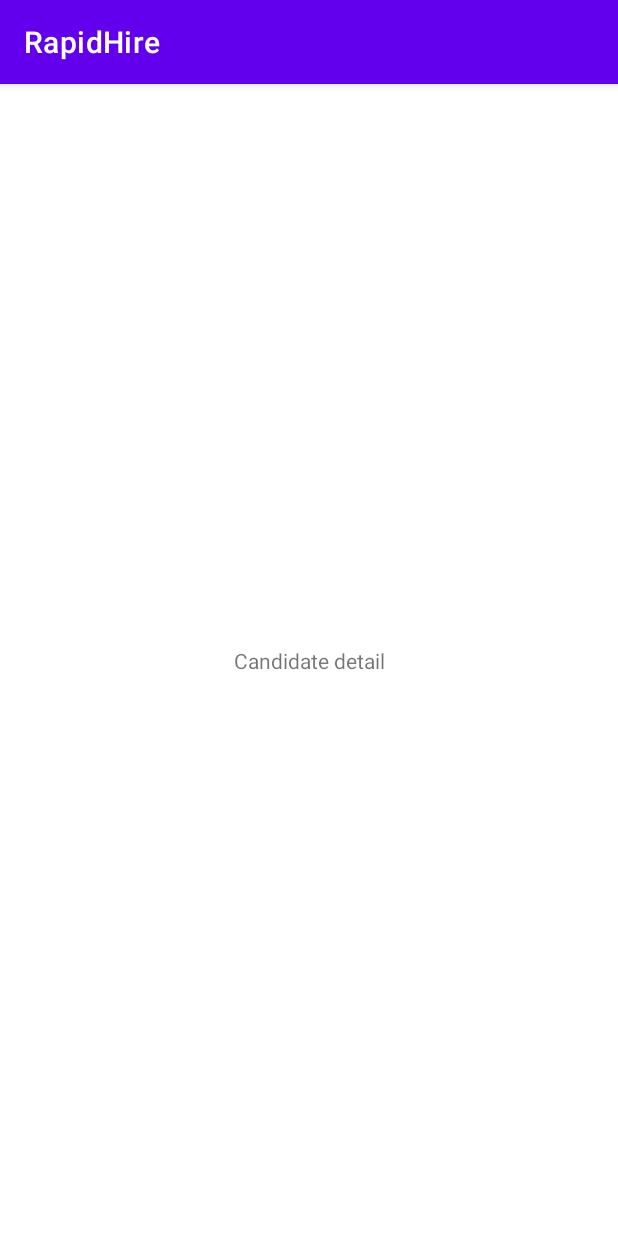
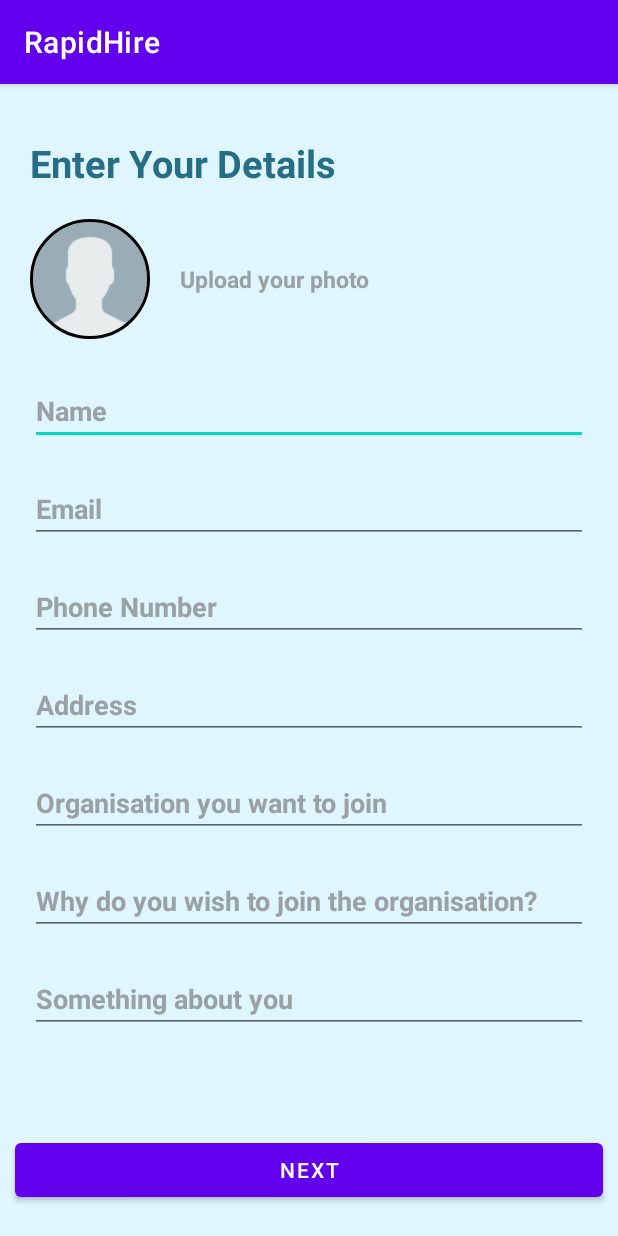
Before and after one commit to DSC-JSS-NOIDA/RapidHire, an Android app: the CandidateDetailActivity screen opened directly, with no data from a screen before it, on a phone screen of 412 x 824 dp. Run offline under Robolectric (Android 15) with nearby library versions, the phone set to English and light mode, and no system bars; our stand-ins replace CircleImageView.

Commit message:
CandidateDetailActivity

```diff
--- a/app/build.gradle
+++ b/app/build.gradle
@@ -51,4 +51,6 @@ dependencies {
     implementation("androidx.navigation:navigation-fragment-ktx:2.5.2")
     implementation("androidx.navigation:navigation-ui-ktx:2.5.2")
     implementation "androidx.cardview:cardview:1.0.0"
+
+    implementation 'de.hdodenhof:circleimageview:3.1.0'
 }
--- a/app/src/main/res/layout/activity_candidate_detail.xml
+++ b/app/src/main/res/layout/activity_candidate_detail.xml
@@ -1,17 +1,164 @@
 <?xml version="1.0" encoding="utf-8"?>
-<androidx.constraintlayout.widget.ConstraintLayout xmlns:android="http://schemas.android.com/apk/res/android"
+<RelativeLayout xmlns:android="http://schemas.android.com/apk/res/android"
     xmlns:app="http://schemas.android.com/apk/res-auto"
     xmlns:tools="http://schemas.android.com/tools"
     android:layout_width="match_parent"
     android:layout_height="match_parent"
-    tools:context=".activites.CandidateDetailActivity">
+    tools:context=".activites.CandidateDetailActivity"
+    android:background="#DFF6FF"
+    android:orientation="vertical">
 
-    <TextView
-        android:layout_width="wrap_content"
+
+    <LinearLayout
+        android:layout_width="match_parent"
         android:layout_height="wrap_content"
-        android:text="Candidate detail"
-        app:layout_constraintBottom_toBottomOf="parent"
-        app:layout_constraintEnd_toEndOf="parent"
-        app:layout_constraintStart_toStartOf="parent"
-        app:layout_constraintTop_toTopOf="parent" />
-</androidx.constraintlayout.widget.ConstraintLayout>
+        android:layout_alignParentTop="true"
+        android:layout_marginTop="30dp"
+        android:orientation="vertical">
+
+        <TextView
+            android:id="@+id/textView4"
+            android:layout_width="match_parent"
+            android:layout_height="wrap_content"
+            android:layout_marginStart="20dp"
+            android:layout_marginTop="5dp"
+            android:layout_marginBottom="20dp"
+            android:text="Enter Your Details"
+            android:textColor="#266E85"
+            android:textSize="25sp"
+            android:textStyle="bold" />
+
+        <LinearLayout
+            android:layout_width="match_parent"
+            android:layout_height="wrap_content"
+            android:layout_marginStart="20dp"
+            android:layout_marginEnd="20dp"
+            android:orientation="horizontal">
+
+            <de.hdodenhof.circleimageview.CircleImageView
+                android:id="@+id/profile_image"
+                android:layout_width="80dp"
+                android:layout_height="80dp"
+                android:src="@drawable/profileimage"
+                app:civ_border_color="#FF000000"
+                app:civ_border_width="2dp" />
+
+            <TextView
+                android:id="@+id/textView5"
+                android:layout_width="wrap_content"
+                android:layout_height="wrap_content"
+                android:layout_gravity="center_vertical"
+                android:layout_marginStart="20dp"
+                android:text="Upload your photo"
+                android:textColor="#99A1A5"
+                android:textSize="15sp"
+                android:textStyle="bold" />
+        </LinearLayout>
+
+        <LinearLayout
+            android:layout_width="match_parent"
+            android:layout_height="wrap_content"
+            android:layout_marginStart="20dp"
+            android:layout_marginTop="15dp"
+            android:layout_marginEnd="20dp"
+            android:orientation="vertical">
+
+
+            <EditText
+                android:id="@+id/nameEt"
+                android:layout_width="match_parent"
+                android:layout_height="wrap_content"
+                android:layout_marginTop="10dp"
+                android:layout_marginBottom="10dp"
+                android:ems="10"
+                android:hint="Name"
+                android:inputType="textPersonName"
+                android:textColorHint="#99A1A5"
+                android:textStyle="bold" />
+
+            <EditText
+                android:id="@+id/EmailEt"
+                android:layout_width="match_parent"
+                android:layout_height="wrap_content"
+                android:layout_marginTop="10dp"
+                android:layout_marginBottom="10dp"
+                android:ems="10"
+                android:hint="Email"
+                android:inputType="textPersonName"
+                android:textColorHint="#99A1A5"
+                android:textStyle="bold" />
+
+            <EditText
+                android:id="@+id/phoneNumberEt"
+                android:layout_width="match_parent"
+                android:layout_height="wrap_content"
+                android:layout_marginTop="10dp"
+                android:layout_marginBottom="10dp"
+                android:ems="10"
+                android:hint="Phone Number"
+                android:inputType="textPersonName"
+                android:textColorHint="#99A1A5"
+                android:textStyle="bold" />
+
+            <EditText
+                android:id="@+id/addressEt"
+                android:layout_width="match_parent"
+                android:layout_height="wrap_content"
+                android:layout_marginTop="10dp"
+                android:layout_marginBottom="10dp"
+                android:ems="10"
+                android:hint="Address"
+                android:inputType="textPersonName"
+                android:textColorHint="#99A1A5"
+                android:textStyle="bold" />
+
+            <EditText
+                android:id="@+id/ques1Et"
+                android:layout_width="match_parent"
+                android:layout_height="wrap_content"
+                android:layout_marginTop="10dp"
+                android:layout_marginBottom="10dp"
+                android:ems="10"
+                android:hint="Organisation you want to join"
+                android:inputType="textPersonName"
+                android:textColorHint="#99A1A5"
+                android:textStyle="bold" />
+
+            <EditText
+                android:id="@+id/ques2Et"
+                android:layout_width="match_parent"
+                android:layout_height="wrap_content"
+                android:layout_marginTop="10dp"
+                android:layout_marginBottom="10dp"
+                android:ems="10"
+                android:hint="Why do you wish to join the organisation? "
+                android:inputType="textPersonName"
+                android:textColorHint="#99A1A5"
+                android:textStyle="bold" />
+
+            <EditText
+                android:id="@+id/ques3Et"
+                android:layout_width="match_parent"
+                android:layout_height="wrap_content"
+                android:layout_marginTop="10dp"
+                android:layout_marginBottom="10dp"
+                android:ems="10"
+                android:hint="Something about you"
+                android:inputType="textPersonName"
+                android:textColorHint="#99A1A5"
+                android:textStyle="bold" />
+
+        </LinearLayout>
+    </LinearLayout>
+
+    <Button
+        android:id="@+id/button"
+        android:layout_width="match_parent"
+        android:layout_height="wrap_content"
+        android:layout_alignParentStart="true"
+        android:layout_alignParentBottom="true"
+        android:layout_marginStart="10dp"
+        android:layout_marginEnd="10dp"
+        android:layout_marginBottom="20dp"
+        android:text="Next" />
+</RelativeLayout>
```
Also changed, not shown: app/src/main/res/drawable-v24/profileimage.png (added).
